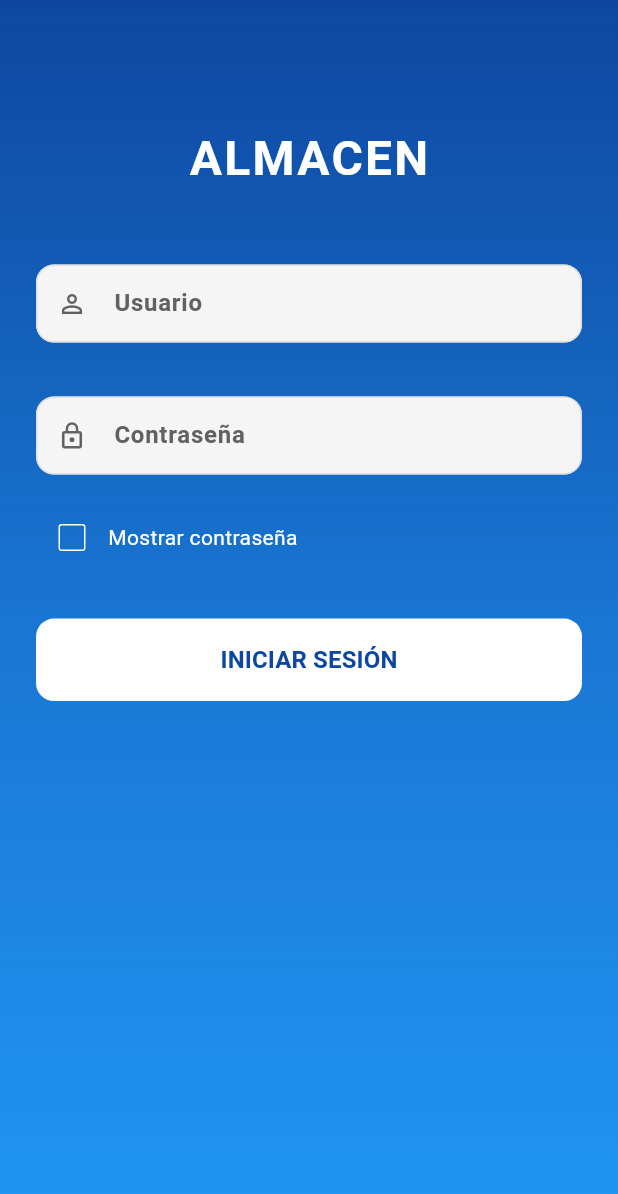
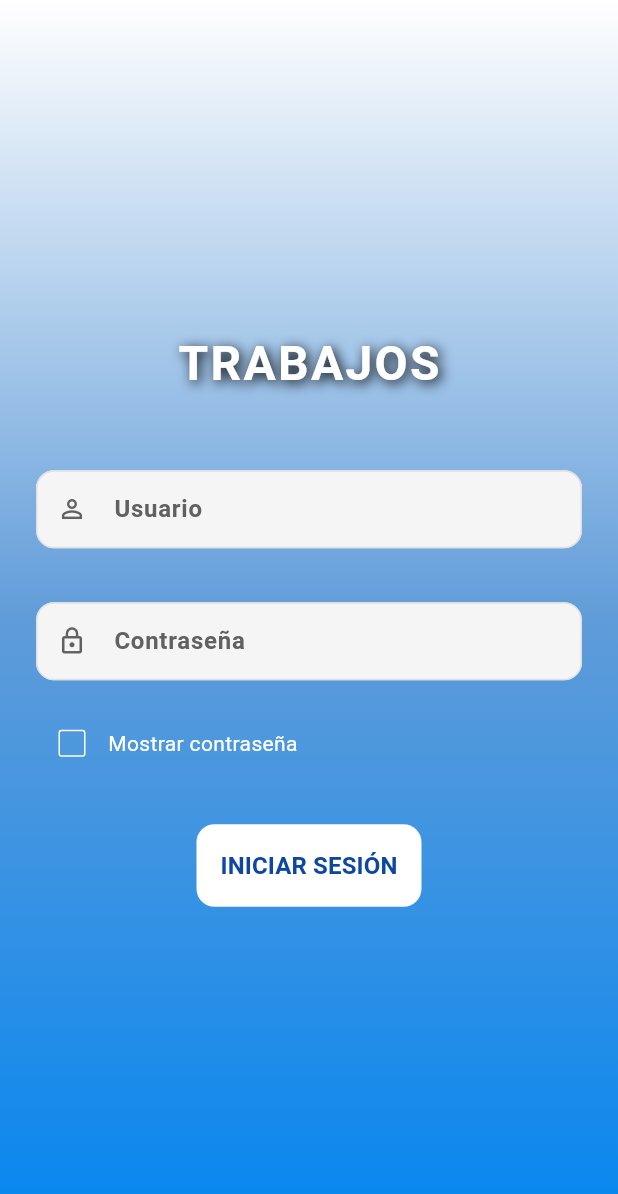
Before and after one commit to angelSantori/jmas_movil_lecturas, a Flutter app: the screen it shows after launch, on a phone screen of 412 x 824 dp. Shown: the top 1194 px of the screen. Run offline on Flutter 3.47's test engine with Material 3 defaults, Android fonts, the phone set to English and light mode, and no system bars; our stand-ins replace shared_preferences; accounts and stored records are empty.

Commit message:
Login Screen

```diff
--- a/lib/screens/general/login_screen.dart
+++ b/lib/screens/general/login_screen.dart
@@ -76,24 +76,30 @@ class _LoginScreenState extends State<LoginScreen> {
             begin: Alignment.topCenter,
             end: Alignment.bottomCenter,
             colors: [
-              Colors.blue.shade900,
-              Colors.blue.shade700,
-              Colors.blue.shade500,
+              Colors.white,
+              const Color.fromARGB(255, 96, 156, 217),
+              const Color.fromARGB(255, 4, 134, 240),
             ],
           ),
         ),
+        child: Center(
           child: SafeArea(
             child: SingleChildScrollView(
               padding: const EdgeInsets.symmetric(horizontal: 24),
               child: Column(
                 mainAxisAlignment: MainAxisAlignment.center,
                 children: [
-                SizedBox(height: size.height * 0.1),
-
                   // Logo/Título simplificado
                   const Text(
-                  'ALMACEN',
+                    'TRABAJOS',
                     style: TextStyle(
+                      shadows: [
+                        Shadow(
+                          blurRadius: 10,
+                          color: Colors.black,
+                          offset: Offset(2, 2),
+                        ),
+                      ],
                       color: Colors.white,
                       fontSize: 32,
                       fontWeight: FontWeight.bold,
@@ -143,7 +149,8 @@ class _LoginScreenState extends State<LoginScreen> {
                                   (value) => setState(
                                     () => _isPasswordVisible = value ?? false,
                                   ),
-                            fillColor: MaterialStateProperty.resolveWith<Color>(
+                              fillColor:
+                                  MaterialStateProperty.resolveWith<Color>(
                                     (states) =>
                                         states.contains(MaterialState.selected)
                                             ? Colors.white
@@ -162,7 +169,7 @@ class _LoginScreenState extends State<LoginScreen> {
 
                         // Botón de login
                         SizedBox(
-                        width: double.infinity,
+                          width: 150,
                           child: ElevatedButton(
                             onPressed: _isLoading ? null : _submitForm,
                             style: ElevatedButton.styleFrom(
@@ -201,6 +208,7 @@ class _LoginScreenState extends State<LoginScreen> {
             ),
           ),
         ),
+      ),
     );
   }
 }
```
Lines whose indentation alone changed are shown as unchanged.
